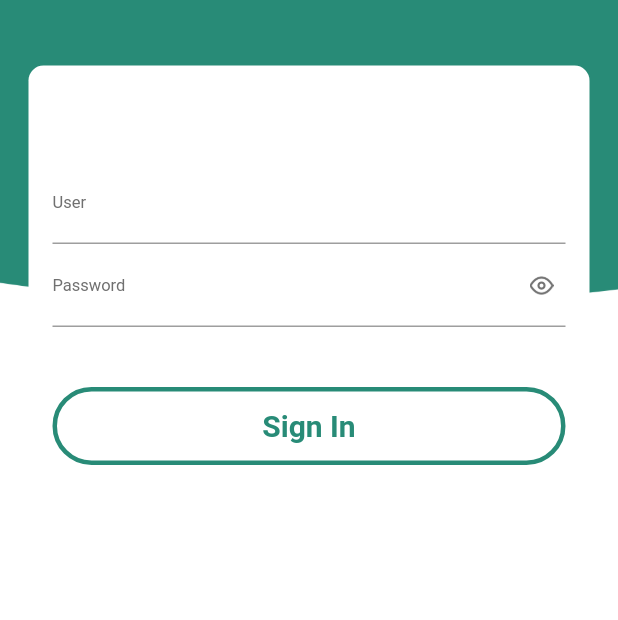
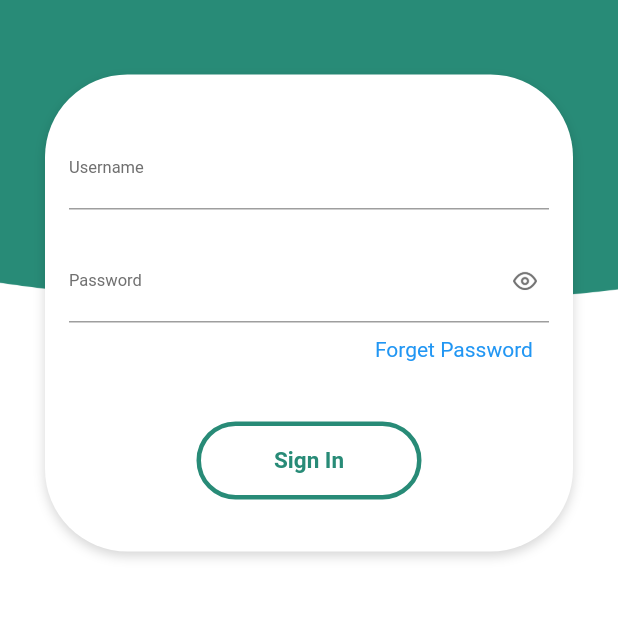
Before and after one commit to maruthu-anabond/leave_management, a Flutter app: the screen it shows after launch, on a phone screen of 412 x 824 dp, the part 215-835 px from its top. Run offline on Flutter 3.47's test engine with Material 2 defaults, Android fonts, the phone set to English and light mode, and no system bars; our stand-ins replace flutter_spinkit, flutter_svg, image_cropper, image_picker, shared_preferences; missing offline and left inert: adobe_xd, image_cropper_for_web, image_picker_for_web, shared_preferences_web.

Commit message:
#3787Leave application-Mobile app Login screen

```diff
--- a/lib/config/style.dart
+++ b/lib/config/style.dart
@@ -2,7 +2,7 @@ import 'package:flutter/material.dart';
 
 const appStyle = {
   // FontFamily
-  'fontFamily': 'segoeui',
+  'fontFamily': 'Roboto',
   //Colors list
   'primaryWhiteColor': Color(0xffFFFFFF),
   'primaryTextColor': Color(0xff2E3374),
@@ -66,8 +66,8 @@ var loginmainLabel = TextStyle(
   fontWeight: FontWeight.w400,
 );
 var loginButton = TextStyle(
-  fontFamily: 'Roboto',
-  fontSize: 20,
+  // fontFamily: 'Roboto',
+  fontSize: 15.0,
   color: const Color(0xff288b77),
   fontWeight: FontWeight.w700,
 );
--- a/lib/myWidget/cardwidget.dart
+++ b/lib/myWidget/cardwidget.dart
@@ -23,11 +23,27 @@ Widget cardWidget(Widget child) {
 }
 
 Widget cardWidgetlogin(Widget child) {
-  return Card(
-    elevation: 0.0,
-    shape: RoundedRectangleBorder(
-      borderRadius: BorderRadius.circular(10.0),
+  return Container(
+    // width: MediaQuery.of(context).size.width,
+    // height: MediaQuery.of(context).size.height,
+    // height: 338.0,
+    decoration: BoxDecoration(
+      color: const Color(0xffffffff),
+      borderRadius: BorderRadius.circular(55.0),
+      boxShadow: [
+        BoxShadow(
+          color: const Color(0x29000000),
+          offset: Offset(0, 3),
+          blurRadius: 6,
+        ),
+      ],
     ),
+    margin: EdgeInsets.symmetric(horizontal: 15.0, vertical: 10.0),
+  // return Card(
+  //   elevation: 0.0,
+  //   shape: RoundedRectangleBorder(
+  //     borderRadius: BorderRadius.circular(10.0),
+  //   ),
     child: Column(
       mainAxisAlignment: MainAxisAlignment.center,
       crossAxisAlignment: CrossAxisAlignment.center,
--- a/lib/myWidget/loginbutton.dart
+++ b/lib/myWidget/loginbutton.dart
@@ -6,6 +6,7 @@ import 'package:flutter/material.dart';
 Widget button() {
   return Container(
     height: 52.0,
+    width: 150.0,
     decoration: BoxDecoration(
       color: const Color(0xffffffff),
       borderRadius: BorderRadius.circular(55.0),
--- a/lib/views/functions.dart
+++ b/lib/views/functions.dart
@@ -41,7 +41,7 @@ void showToast(String msg, BuildContext context,
 
 void showSnackBar(BuildContext context, String message) async {
   final snackBar = SnackBar(content: Text(message));
-  Scaffold.of(context).showSnackBar((snackBar));
+  ScaffoldMessenger.of(context).showSnackBar((snackBar));
 }
 
 // Future<bool> saveBackgroundImage() async {
@@ -62,7 +62,7 @@ Widget loader() => Container(
       Container(
         alignment: Alignment.center,
         child: SpinKitDoubleBounce(
-          color: Colors.blue,
+          color: Color(0xff288b77),
           size: 50.0,
         ),
 
--- a/lib/views/pages/login.dart
+++ b/lib/views/pages/login.dart
@@ -63,13 +63,16 @@ class _LoginState extends State<Login> {
                     children: <Widget>[
                       InputFiled(
                         labelName: ucwords(
-                          'User',
+                          'Username',
                         ),
                         inputType: TextInputType.emailAddress,
                         value: (String value) {
                           email = value;
                           // setState(() {});
                         },
+                      ),
+                      SizedBox(
+                        height: 20.0,
                       ),
                       InputFiled(
                         labelName: ucwords(
@@ -80,6 +83,24 @@ class _LoginState extends State<Login> {
                           password = value;
                           // setState(() {});
                         },
+                      ),
+                      SizedBox(height: 10),
+                      Align(
+                        alignment: Alignment(0.9, 1),
+                        child: MouseRegion(
+                          cursor: SystemMouseCursors.click,
+                          child: Text(
+                              "Forget Password",
+                              style: TextStyle(
+                                  // decoration: TextDecoration.underline,
+                                  color: Colors.blue
+                              )
+                          ),
+                          // onTap: () async {
+                          //   const url = 'https://www.google.com';
+                          //   if (await canLaunch(url)) launch(url);
+                          // },
+                        ),
                       ),
                       SizedBox(
                         height: 40.0,
```
